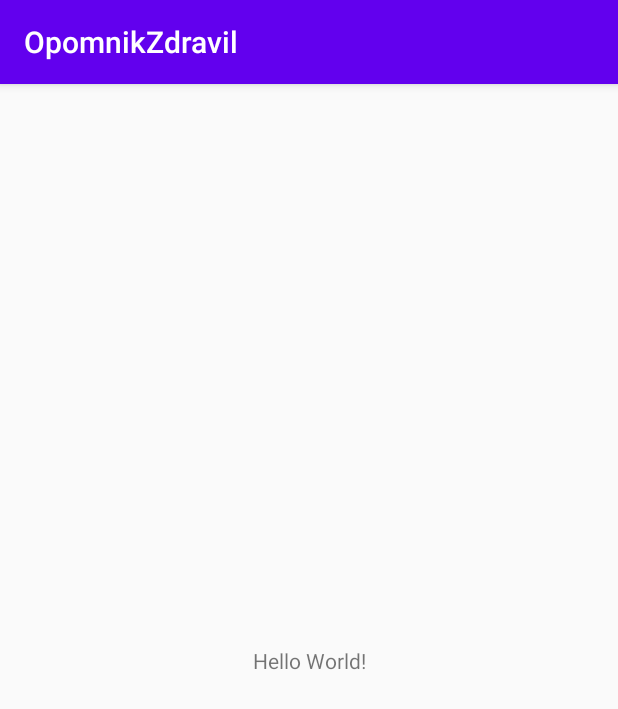
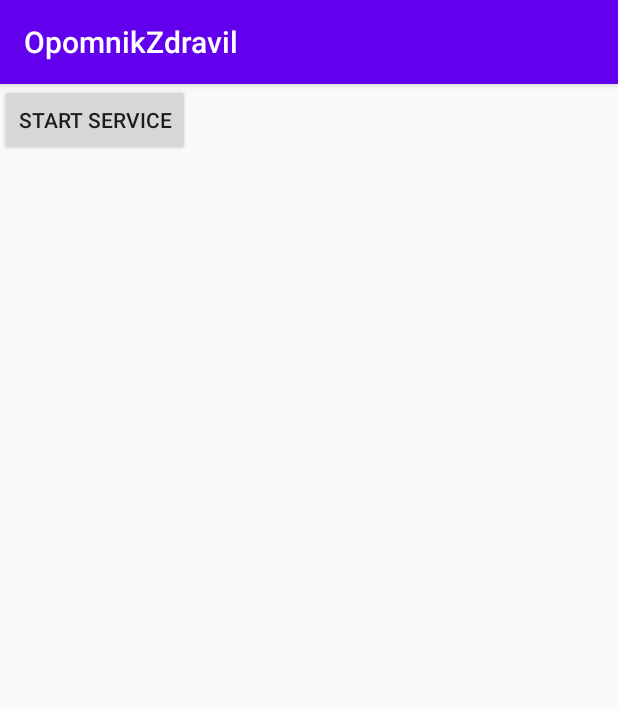
Before and after one commit to maykec/OpomnikZdravil, an Android app: the screen it shows after launch (MainActivity), on a phone screen of 412 x 824 dp. Shown: the top 709 px of the screen. Run offline under Robolectric (Android 15) with nearby library versions, the phone set to English and light mode, and no system bars.

```diff
--- a/app/build.gradle
+++ b/app/build.gradle
@@ -1,6 +1,7 @@
 apply plugin: 'com.android.application'
 apply plugin: 'kotlin-android'
 apply plugin: 'kotlin-android-extensions'
+apply plugin: 'com.google.gms.google-services'
 
 android {
     compileSdkVersion 30
@@ -30,6 +31,7 @@ dependencies {
     implementation 'androidx.core:core-ktx:1.3.1'
     implementation 'androidx.appcompat:appcompat:1.2.0'
     implementation 'androidx.constraintlayout:constraintlayout:2.0.1'
+    implementation 'com.google.firebase:firebase-database:16.0.4'
     testImplementation 'junit:junit:4.12'
     androidTestImplementation 'androidx.test.ext:junit:1.1.2'
     androidTestImplementation 'androidx.test.espresso:espresso-core:3.3.0'
--- a/app/src/main/AndroidManifest.xml
+++ b/app/src/main/AndroidManifest.xml
@@ -16,6 +16,9 @@
                 <category android:name="android.intent.category.LAUNCHER" />
             </intent-filter>
         </activity>
+        <service android:name=".ReminderService"
+            android:label="@string/app_name"
+            ></service>
     </application>
 
 </manifest>
--- a/app/src/main/java/com/maykec/opomnik/MainActivity.kt
+++ b/app/src/main/java/com/maykec/opomnik/MainActivity.kt
@@ -1,11 +1,26 @@
 package com.maykec.opomnik
 
+import android.content.Intent
 import androidx.appcompat.app.AppCompatActivity
 import android.os.Bundle
+import android.widget.Button
 
 class MainActivity : AppCompatActivity() {
+
+    private lateinit var btStartService: Button
+
     override fun onCreate(savedInstanceState: Bundle?) {
         super.onCreate(savedInstanceState)
         setContentView(R.layout.activity_main)
+
+        btStartService = findViewById(R.id.bt_start_service)
+        btStartService.setOnClickListener {
+            startService()
+        }
+    }
+
+    fun startService() {
+        val intent = Intent(this, ReminderService::class.java)
+        startService(intent)
     }
 }
--- a/app/src/main/res/layout/activity_main.xml
+++ b/app/src/main/res/layout/activity_main.xml
@@ -6,13 +6,12 @@
     android:layout_height="match_parent"
     tools:context=".MainActivity">
 
-    <TextView
+
+    <Button
+        android:id="@+id/bt_start_service"
         android:layout_width="wrap_content"
         android:layout_height="wrap_content"
-        android:text="Hello World!"
-        app:layout_constraintBottom_toBottomOf="parent"
-        app:layout_constraintLeft_toLeftOf="parent"
-        app:layout_constraintRight_toRightOf="parent"
-        app:layout_constraintTop_toTopOf="parent" />
-
+        android:text="Start Service"
+        tools:layout_editor_absoluteX="151dp"
+        tools:layout_editor_absoluteY="104dp" />
 </androidx.constraintlayout.widget.ConstraintLayout>
--- a/build.gradle
+++ b/build.gradle
@@ -8,6 +8,7 @@ buildscript {
     dependencies {
         classpath "com.android.tools.build:gradle:4.0.1"
         classpath "org.jetbrains.kotlin:kotlin-gradle-plugin:$kotlin_version"
+        classpath 'com.google.gms:google-services:4.2.0'
 
         // NOTE: Do not place your application dependencies here; they belong
         // in the individual module build.gradle files
```
Also changed, not shown: app/src/main/java/com/maykec/opomnik/ReminderService.kt (added, +47 -0 lines), 1 other file.
